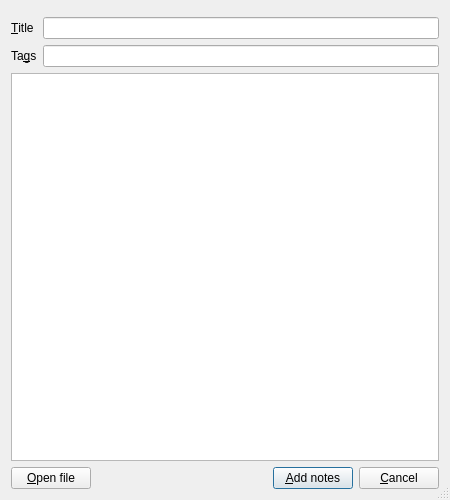
Before: the Qt Designer form designer/import_dialog.ui in sobjornstad/AnkiLPCG, drawn with Qt 5.
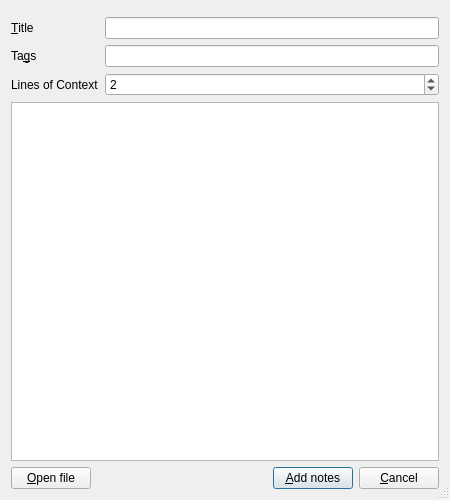
After: the same form once the commit is applied.

Commit message:
add support for changing the number of lines of context
See email with subject 'LPCG' -- feature added for a small fee.

Diff of the .ui file:
```diff
--- a/designer/import_dialog.ui
+++ b/designer/import_dialog.ui
@@ -18,7 +18,7 @@
   </property>
   <layout class="QVBoxLayout" name="verticalLayout">
    <item>
-    <layout class="QGridLayout" name="gridLayout">
+    <layout class="QFormLayout" name="formLayout">
      <item row="0" column="0" colspan="2">
       <widget class="QWidget" name="deckChooser" native="true"/>
      </item>
@@ -48,6 +48,26 @@
      <item row="2" column="1">
       <widget class="QLineEdit" name="tagsBox"/>
      </item>
+     <item row="3" column="0">
+      <widget class="QLabel" name="label_2">
+       <property name="text">
+        <string>Lines of Context</string>
+       </property>
+      </widget>
+     </item>
+     <item row="3" column="1">
+      <widget class="QSpinBox" name="contextLinesSpin">
+       <property name="minimum">
+        <number>1</number>
+       </property>
+       <property name="maximum">
+        <number>20</number>
+       </property>
+       <property name="value">
+        <number>2</number>
+       </property>
+      </widget>
+     </item>
     </layout>
    </item>
    <item>
```
The commit also changes 1 other file.
